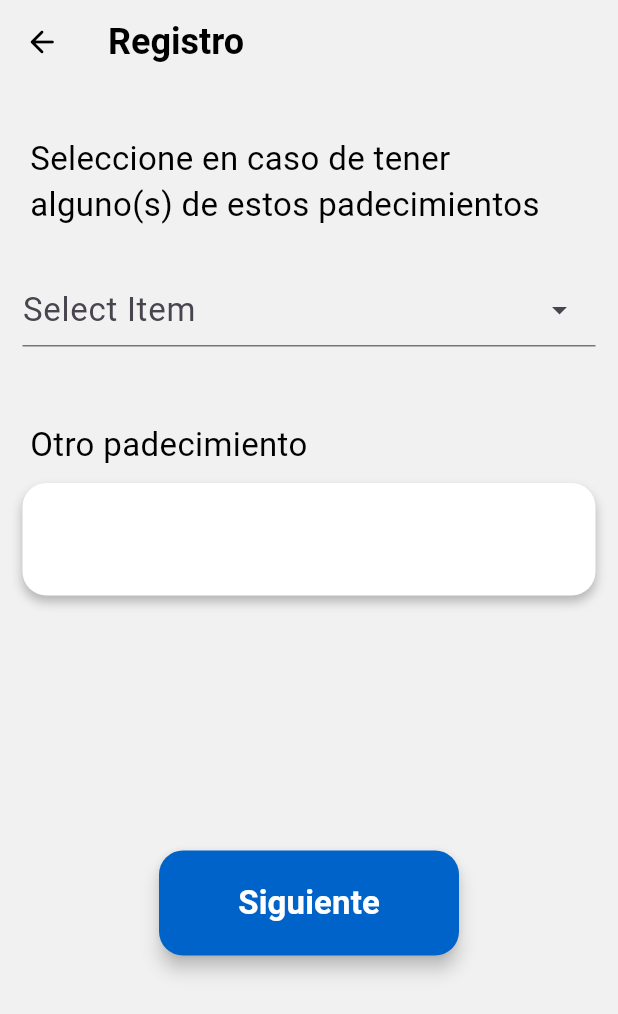
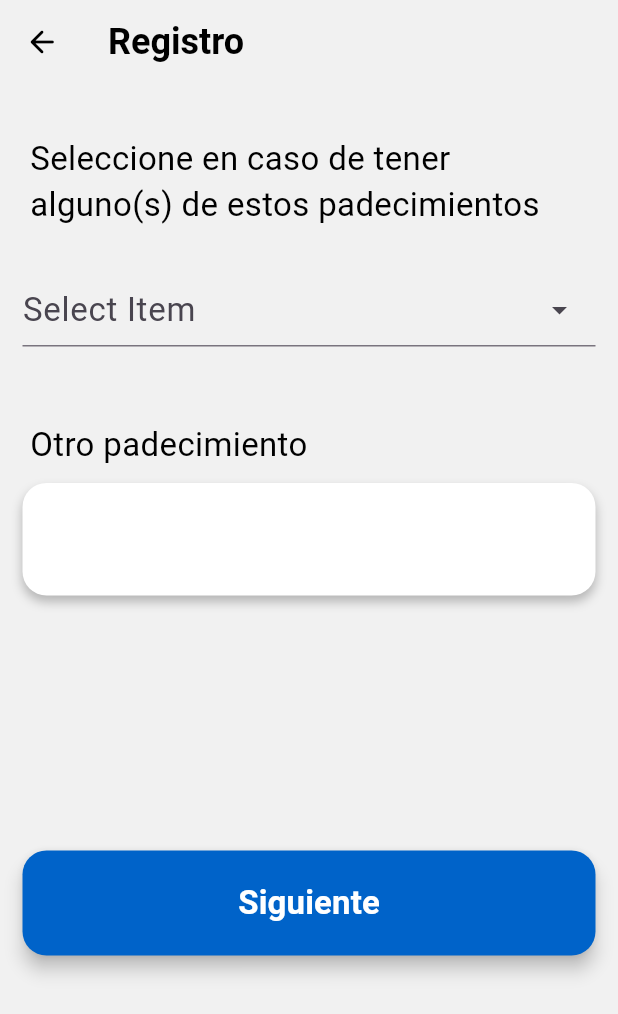
Before and after one commit to MonItzel/App_Medicamentos, a Flutter app: the Pathologies screen opened directly with empty values, on a phone screen of 412 x 824 dp. Shown: the top 1014 px of the screen. Run offline on Flutter 3.47's test engine with Material 3 defaults, Android fonts, the phone set to English and light mode, and no system bars; drawn by our look-alikes of dropdown_textfield; our stand-ins replace flutter_holo_date_picker, flutter_local_notifications, mask_text_input_formatter, page_transition, sqflite, syncfusion_flutter_datepicker; missing offline and left inert: flutter_alarm_clock; accounts and stored records are empty.

Commit message:
Update pathologies.dart
Modificación del tamaño de los botones de la vista, el primero correspondiente al desplegable y el propio de la página.

```diff
--- a/lib/pages/register/pathologies.dart
+++ b/lib/pages/register/pathologies.dart
@@ -1,18 +1,13 @@
-//import 'dart:html';
-
 import 'package:app_medicamentos/models/user_model.dart';
 import 'package:app_medicamentos/pages/register/ask_carer.dart';
 import 'package:flutter/material.dart';
 import 'package:app_medicamentos/pages/register/address.dart';
-import 'package:app_medicamentos/pages/register/carer.dart';
 import 'package:sqflite/sqflite.dart';
 import 'package:path/path.dart';
 import 'package:dropdown_textfield/dropdown_textfield.dart';
 import 'package:app_medicamentos/utils/convert_Uppercase.dart';
 import 'package:app_medicamentos/constants.dart';
-
 import '../profile/profile_page.dart';
-
 
 class Pathologies extends StatefulWidget {
   const Pathologies({super.key, required User this.user, required List<String> this.pathologies});
@@ -39,7 +34,9 @@ class _Pathologies extends State <Pathologies> {
       //otraspatController.text = widget.pathologies[widget.pathologies.length - 1];
     }
 
-    List patologias = ['Diabetes Mellitus', 'Hipertensión arterial sistemática', 'Demencia o Alzheimer', 'Artritis', 'Osteoporosis', 'Cardiopatias', 'Parkinson', 'Depresión'];
+    List patologias = ['Diabetes Mellitus', 'Hipertensión arterial sistemática',
+                       'Demencia o Alzheimer', 'Artritis', 'Osteoporosis',
+                       'Cardiopatias', 'Parkinson', 'Depresión'];
     return Scaffold(
       resizeToAvoidBottomInset: false,
       backgroundColor: AppStyles.primaryBackground,
@@ -104,21 +101,20 @@ class _Pathologies extends State <Pathologies> {
                   ),
                 ),
                 SizedBox(height: 30.0),
-
-
                 Column(
                   children: [
                     DropDownTextField.multiSelection(
-                      //controller: _cntMulti.dropDownValueList,
                       submitButtonColor: AppStyles.primaryBlue,
-                      submitButtonText: 'Aceptar',
+                      submitButtonText: '                                 Aceptar                              ',
+                      submitButtonTextStyle: TextStyle(
+                        fontFamily: 'Roboto',
+                        fontSize: 18.0,
+                        fontWeight: FontWeight.bold,
+                        color: Colors.white,
+                      ),
                       textStyle: AppStyles.texto1,
-
                       dropdownColor: Colors.white,
-
-                      dropdownRadius: 0,
-                      //displayCompleteItem: true, //Muestra los campos seleccionados
-                      //initialValue: const ["name1", "name2", "name8", "name3"],
+                      dropdownRadius: 12,
                       dropDownItemCount: 10, //La cantidad que te muestra al inicio, lo demás con el scroll
                       dropDownList: const [
                         DropDownValueModel(name: 'Artritis', value: "Artritis", /*toolTipMsg: "DropDownButton is a widget that we can use to select one unique value from a set of values"*/),
@@ -133,7 +129,6 @@ class _Pathologies extends State <Pathologies> {
                       ],
                       onChanged: (val) {
                         setState(() {
-
                           for(int i=0; i<val.length; i++) {
                             print(val[i].name);
                           }
@@ -142,11 +137,8 @@ class _Pathologies extends State <Pathologies> {
                       },
                     ),
                   ],
-
                 ),
                 const SizedBox(height: 50),
-
-
                 Align(
                   alignment: Alignment.centerLeft,
                   child: const Padding(
@@ -178,11 +170,10 @@ class _Pathologies extends State <Pathologies> {
                     ),
                 ),
                 const SizedBox(height: 20,),
-
                 Padding(
                   padding: EdgeInsets.fromLTRB(0, 150, 0, 0),
                   child: Container(
-                    width: AppStyles.anchoBoton,
+                    width: double.infinity,
                     height: AppStyles.altoBoton,
                     child: ElevatedButton(
                       onPressed: () {
@@ -209,16 +200,10 @@ class _Pathologies extends State <Pathologies> {
                     ),
                   ),
                 ),
-
               ],
-
-
             ),
-
-
           ),
         ),
-
       ),
     );
   }
```
